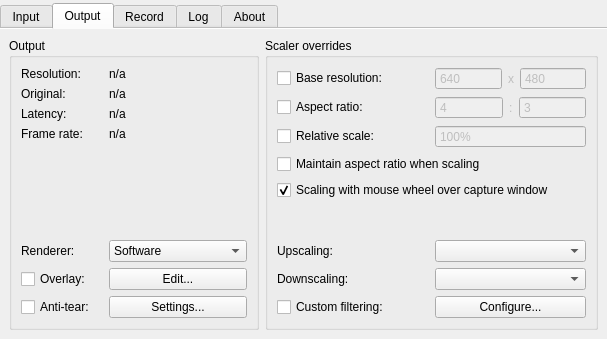
Qt form src/display/qt/d_control_panel.ui (mrehkopf/vcs) before a commit.
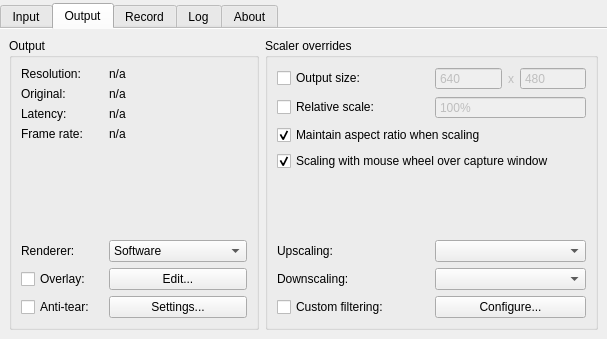
The same form after that commit. The open tabs and pages were chosen to show the change.

Commit message: GUI: Remove option to set output aspect ratio

What changed in the file:
```diff
--- a/src/display/qt/d_control_panel.ui
+++ b/src/display/qt/d_control_panel.ui
@@ -754,7 +754,7 @@
                </sizepolicy>
               </property>
               <property name="text">
-               <string>Base resolution:</string>
+               <string>Output size:</string>
               </property>
              </widget>
             </item>
@@ -830,96 +830,6 @@
             </item>
            </layout>
           </item>
-          <item>
-           <layout class="QHBoxLayout" name="horizontalLayout_outputForceAspect">
-            <item>
-             <widget class="QCheckBox" name="checkBox_forceOutputAspect">
-              <property name="enabled">
-               <bool>true</bool>
-              </property>
-              <property name="sizePolicy">
-               <sizepolicy hsizetype="Preferred" vsizetype="Fixed">
-                <horstretch>0</horstretch>
-                <verstretch>0</verstretch>
-               </sizepolicy>
-              </property>
-              <property name="text">
-               <string>Aspect ratio:</string>
-              </property>
-             </widget>
-            </item>
-            <item>
-             <layout class="QHBoxLayout" name="horizontalLayout_6">
-              <item>
-               <widget class="QSpinBox" name="spinBox_outputAspectX">
-                <property name="enabled">
-                 <bool>false</bool>
-                </property>
-                <property name="sizePolicy">
-                 <sizepolicy hsizetype="Preferred" vsizetype="Preferred">
-                  <horstretch>0</horstretch>
-                  <verstretch>0</verstretch>
-                 </sizepolicy>
-                </property>
-                <property name="buttonSymbols">
-                 <enum>QAbstractSpinBox::NoButtons</enum>
-                </property>
-                <property name="minimum">
-                 <number>1</number>
-                </property>
-                <property name="maximum">
-                 <number>2048</number>
-                </property>
-                <property name="value">
-                 <number>4</number>
-                </property>
-               </widget>
-              </item>
-              <item>
-               <widget class="QLabel" name="label_outputAspectSeparator">
-                <property name="enabled">
-                 <bool>false</bool>
-                </property>
-                <property name="sizePolicy">
-                 <sizepolicy hsizetype="Maximum" vsizetype="Preferred">
-                  <horstretch>0</horstretch>
-                  <verstretch>0</verstretch>
-                 </sizepolicy>
-                </property>
-                <property name="text">
-                 <string>:</string>
-                </property>
-               </widget>
-              </item>
-              <item>
-               <widget class="QSpinBox" name="spinBox_outputAspectY">
-                <property name="enabled">
-                 <bool>false</bool>
-                </property>
-                <property name="sizePolicy">
-                 <sizepolicy hsizetype="Preferred" vsizetype="Preferred">
-                  <horstretch>0</horstretch>
-                  <verstretch>0</verstretch>
-                 </sizepolicy>
-                </property>
-                <property name="buttonSymbols">
-                 <enum>QAbstractSpinBox::NoButtons</enum>
-                </property>
-                <property name="minimum">
-                 <number>1</number>
-                </property>
-                <property name="maximum">
-                 <number>2048</number>
-                </property>
-                <property name="value">
-                 <number>3</number>
-                </property>
-               </widget>
-              </item>
-             </layout>
-            </item>
-           </layout>
-          </item>
           <item>
            <layout class="QHBoxLayout" name="horizontalLayout_4">
             <item>
@@ -967,6 +877,9 @@
             <property name="text">
              <string>Maintain aspect ratio when scaling</string>
             </property>
+            <property name="checked">
+             <bool>true</bool>
+            </property>
            </widget>
           </item>
           <item>
```
Left out of the diff: 2 changed lines with no effect on the pictures. The commit also changes 2 other files.
